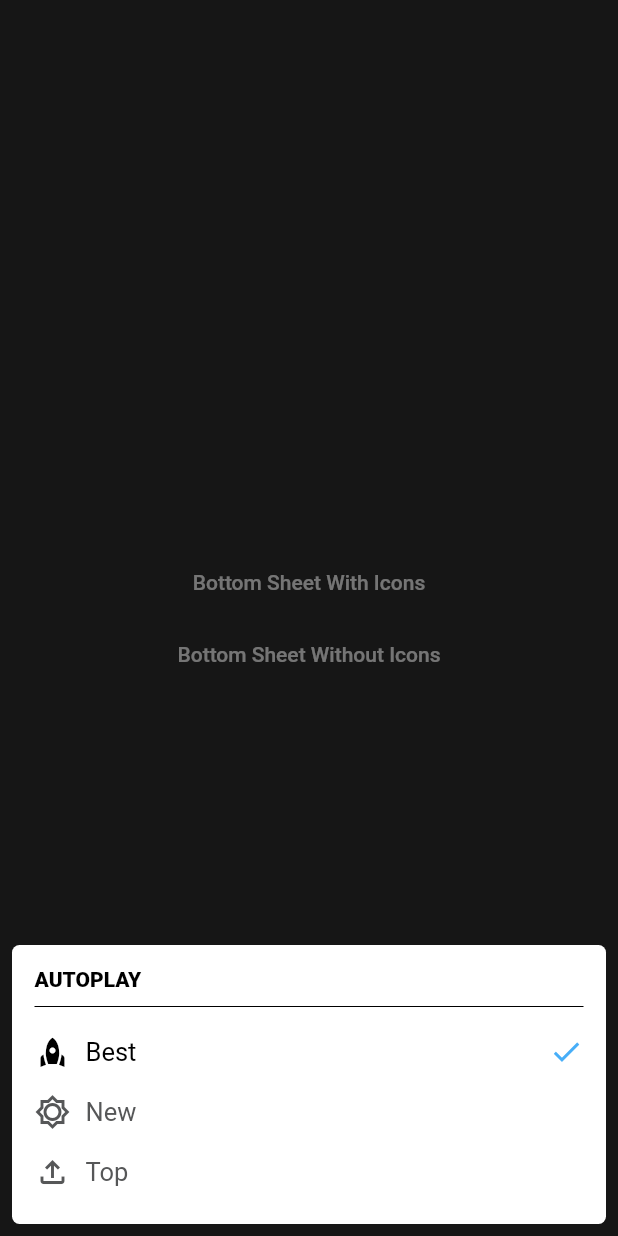
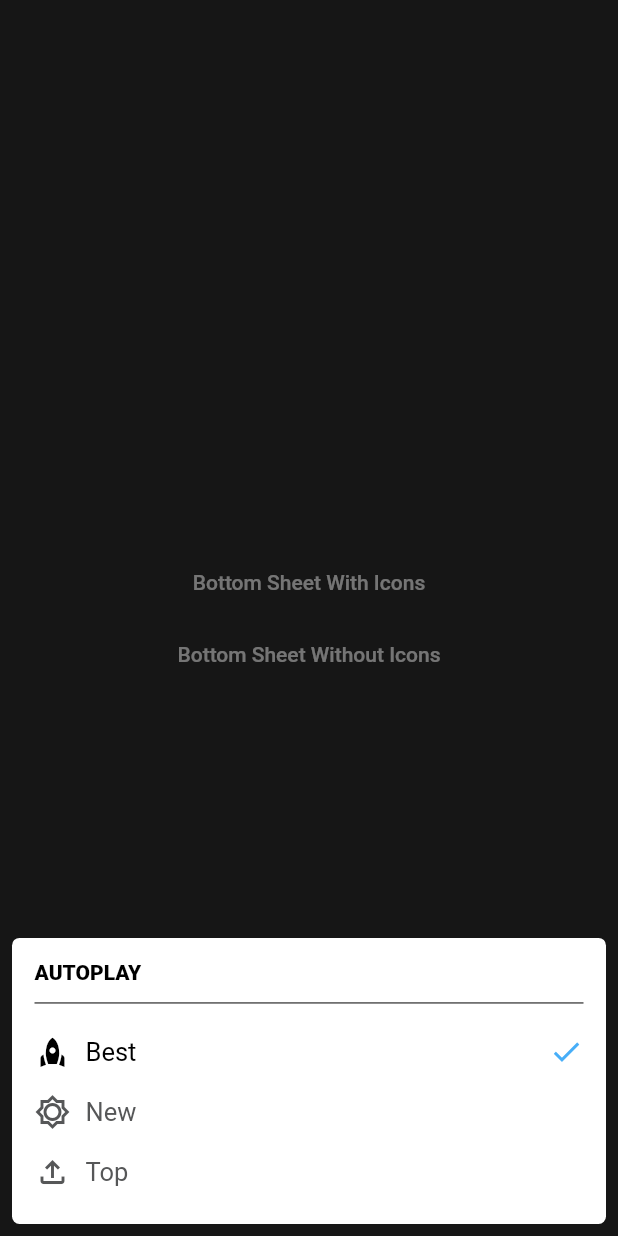
Before and after one commit to SarahElzayat/Flutter-Reddit-Clone, a Flutter app: the screen it shows after launch, after a tap on "Bottom Sheet With Icons", on a phone screen of 412 x 824 dp. Run offline on Flutter 3.47's test engine with Material 2 defaults, Android fonts, the phone set to English and light mode, and no system bars.

Commit message:
adding small edits
documentations and deleting some comments

```diff
--- a/reddit/lib/Components/bottom_sheet.dart
+++ b/reddit/lib/Components/bottom_sheet.dart
@@ -46,6 +46,7 @@ Future<dynamic> modalBottomSheet(
       backgroundColor: Colors.transparent,
       isScrollControlled: true,
       builder: ((context) {
+        final mediaQuery = MediaQuery.of(context);
         return Container(
           decoration: BoxDecoration(
             borderRadius: BorderRadius.circular(5),
@@ -68,14 +69,14 @@ Future<dynamic> modalBottomSheet(
               Padding(
                 padding: const EdgeInsets.symmetric(horizontal: 15),
                 child: Divider(
-                  height: 20,
+                  height: 0.03 * mediaQuery.size.height,
                   color: titleColor,
                 ),
               ),
               ConstrainedBox(
                 constraints: BoxConstraints(
                   minHeight: 0,
-                  maxHeight: MediaQuery.of(context).size.height * 0.8,
+                  maxHeight: mediaQuery.size.height * 0.8,
                 ),
                 child: ListView.builder(
                     shrinkWrap: true,
@@ -108,9 +109,7 @@ Future<dynamic> modalBottomSheet(
                                 Text(
                                   text[index],
                                   style: TextStyle(
-                                      fontSize: MediaQuery.of(context)
-                                              .textScaleFactor *
-                                          17,
+                                      fontSize: mediaQuery.textScaleFactor * 17,
                                       color: (items[index] == selectedItem)
                                           ? selectedColor
                                           : unselectedColor),
@@ -120,9 +119,7 @@ Future<dynamic> modalBottomSheet(
                                     items[index] == selectedItem)
                                   Icon(
                                     Icons.done,
-                                    size:
-                                        MediaQuery.of(context).textScaleFactor *
-                                            23,
+                                    size: mediaQuery.textScaleFactor * 23,
                                     color: ColorManager.blue,
                                   ),
                               ]),
@@ -139,11 +136,11 @@ Future<dynamic> modalBottomSheet(
 
 /// This function check if all lists have same length or not
 ///
-/// [text] The text of each item the will appear
+/// @param [text] List of texts, which are text of each item that will appear
 ///
-/// [items] this parameter used in backend instead of text
+/// @param [items] this parameter used in backend instead of text
 ///
-/// [selectedIcons] and [unselectedIcons] icons that want to show beside text if you want
+/// @param [selectedIcons] and [unselectedIcons] List of icons that want to show beside text if you want
 
 bool validations({
   required List<String> text,
@@ -151,8 +148,6 @@ bool validations({
   required List<IconData>? unselectedIcons,
   required List<IconData>? selectedIcons,
 }) {
-  /// try to explain the logic because I don't understand it, so
-  /// what is the relation betwee the items size and the text length?
   if (items.length != text.length) {
     return false;
   }
```
